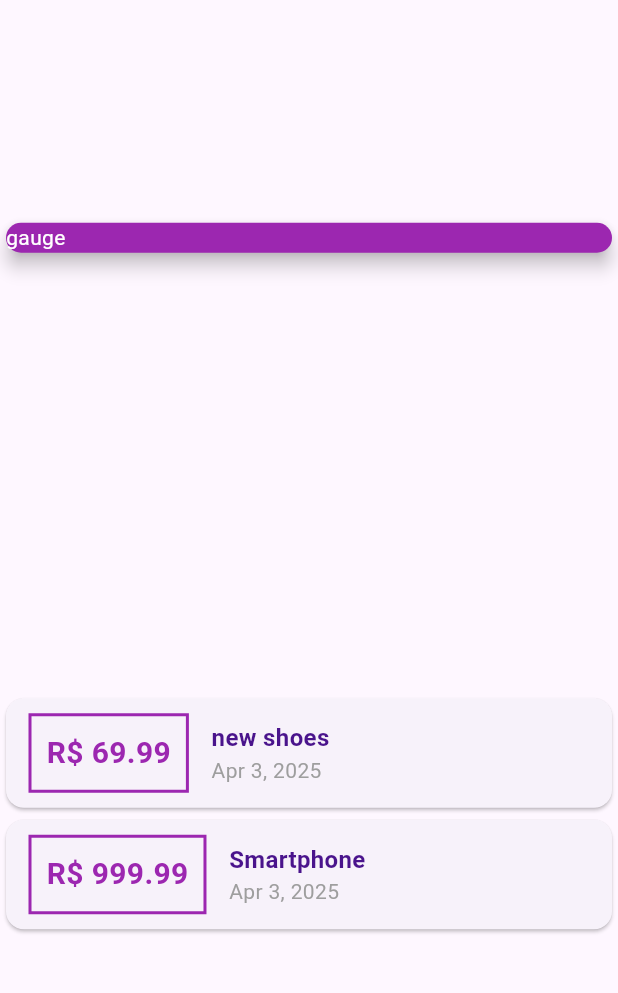
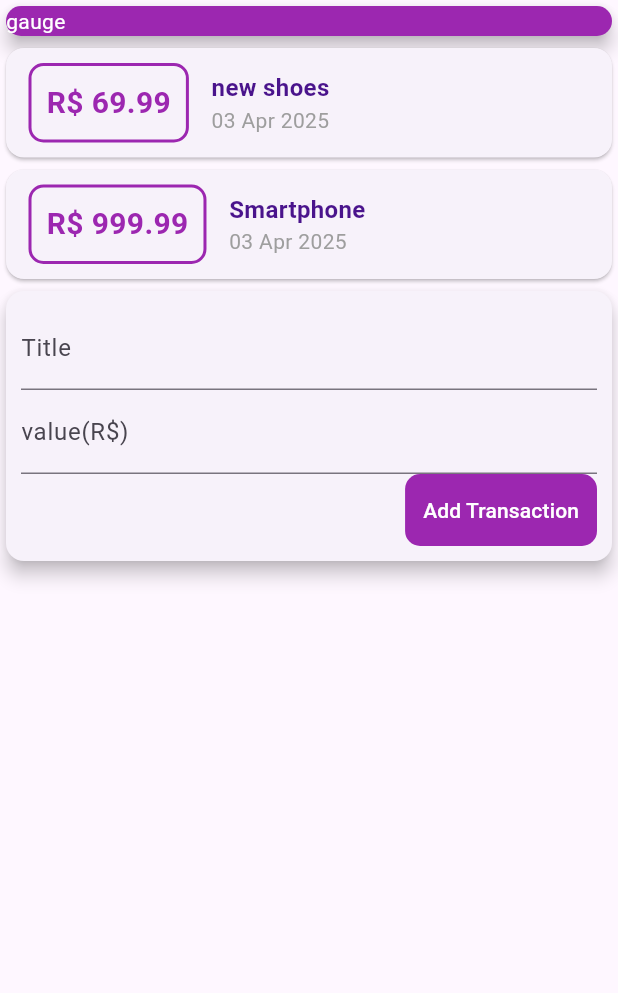
Before and after one commit to SamuckqaDev/expenses_flutter, a Flutter app: the screen it shows after launch, on a phone screen of 412 x 824 dp, the part 84-1077 px from its top. Run offline on Flutter 3.47's test engine with Material 3 defaults, Android fonts, the phone set to English and light mode, and no system bars.

Commit message:
TexField and controller to textField

```diff
--- a/lib/main.dart
+++ b/lib/main.dart
@@ -1,4 +1,5 @@
 import 'package:expenses/model/transaction.dart';
+import 'package:flutter/foundation.dart';
 import 'package:flutter/material.dart';
 import 'package:intl/intl.dart';
 import 'package:uuid/uuid.dart';
@@ -17,6 +18,9 @@ class ExpensesApp extends StatelessWidget {
 }
 
 class Homepage extends StatelessWidget {
+  final tittleController = TextEditingController(text: '');
+  final valueController = TextEditingController(text: '');
+
   final _transactions = [
     Transaction(
       uuid: const Uuid().v4(),
@@ -49,7 +53,6 @@ class Homepage extends StatelessWidget {
         backgroundColor: Colors.purple,
       ),
       body: Column(
-        mainAxisAlignment: MainAxisAlignment.spaceAround,
         crossAxisAlignment: CrossAxisAlignment.stretch,
         children: <Widget>[
           const SizedBox(
@@ -77,6 +80,7 @@ class Homepage extends StatelessWidget {
                         color: Colors.purple,
                         width: 2,
                       ),
+                      borderRadius: BorderRadius.circular(10),
                     ),
                     padding: const EdgeInsets.all(10),
                     child: Text(
@@ -102,7 +106,7 @@ class Homepage extends StatelessWidget {
                         ),
                         textAlign: TextAlign.left,
                       ),
-                      Text(DateFormat.yMMMd().format(tr.date),
+                      Text(DateFormat('dd MMM y').format(tr.date),
                           style: const TextStyle(
                             color: Colors.grey,
                           )),
@@ -111,6 +115,54 @@ class Homepage extends StatelessWidget {
                 ],
               )),
             )),
+            Card(
+              elevation: 5,
+              child: Padding(
+                padding: const EdgeInsets.all(10),
+                child: Column(
+                  children: <Widget>[
+                    TextField(
+                      decoration: const InputDecoration(
+                        labelText: 'Title',
+                      ),
+                      controller: tittleController,
+                    ),
+                    TextField(
+                      decoration: const InputDecoration(
+                        labelText: 'value(R\$)',
+                      ),
+                      controller: valueController,
+                    ),
+                    Row(
+                      mainAxisAlignment: MainAxisAlignment.end,
+                      children: [
+                        Container(
+                          decoration: BoxDecoration(
+                            borderRadius: BorderRadius.circular(10),
+                            color: Colors.purple,
+                          ),
+                          child: TextButton(
+                              onPressed: () {
+                                if (kDebugMode) {
+                                  print({
+                                    'title': tittleController.text,
+                                    'value': valueController.text,
+                                  });
+                                }
+                              },
+                              style: ButtonStyle(
+                                foregroundColor:
+                                    MaterialStateProperty.all<Color>(
+                                        Colors.white),
+                              ),
+                              child: const Text('Add Transaction')),
+                        ),
+                      ],
+                    )
+                  ],
+                ),
+              ),
+            )
           ])
         ],
       ),
```
